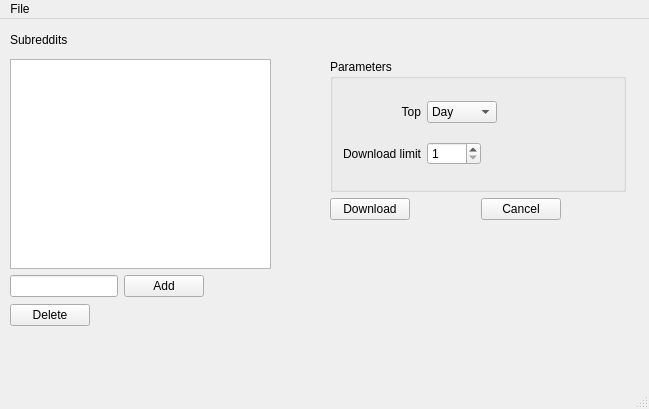
This is reddit_content_downloader.ui in RomainCscn/reddit-content-downloader as Qt 5 draws it before an edit. The edited form follows.
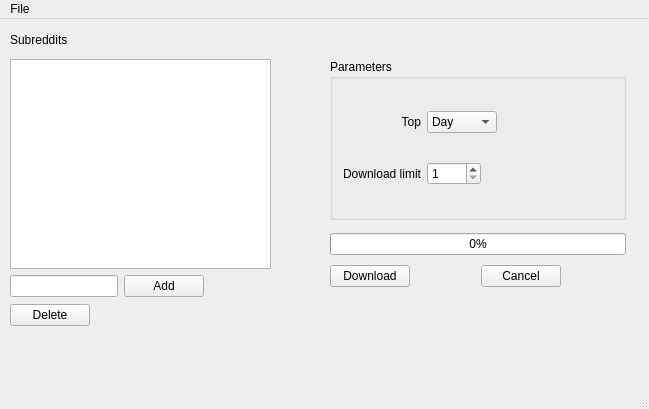
This is the edited form.

Commit message: Use thread for downloading content

```diff
--- a/reddit_content_downloader.ui
+++ b/reddit_content_downloader.ui
@@ -126,58 +126,6 @@
        </layout>
       </widget>
      </item>
-     <item>
-      <layout class="QHBoxLayout" name="horizontalLayout_8">
-       <item>
-        <layout class="QHBoxLayout" name="horizontalLayout_3">
-         <item>
-          <widget class="QPushButton" name="downloadButton">
-           <property name="text">
-            <string>Download</string>
-           </property>
-          </widget>
-         </item>
-         <item>
-          <spacer name="horizontalSpacer">
-           <property name="orientation">
-            <enum>Qt::Horizontal</enum>
-           </property>
-           <property name="sizeHint" stdset="0">
-            <size>
-             <width>40</width>
-             <height>20</height>
-            </size>
-           </property>
-          </spacer>
-         </item>
-        </layout>
-       </item>
-       <item>
-        <layout class="QHBoxLayout" name="horizontalLayout_4">
-         <item>
-          <widget class="QPushButton" name="cancelButton">
-           <property name="text">
-            <string>Cancel</string>
-           </property>
-          </widget>
-         </item>
-         <item>
-          <spacer name="horizontalSpacer_2">
-           <property name="orientation">
-            <enum>Qt::Horizontal</enum>
-           </property>
-           <property name="sizeHint" stdset="0">
-            <size>
-             <width>40</width>
-             <height>20</height>
-            </size>
-           </property>
-          </spacer>
-         </item>
-        </layout>
-       </item>
-      </layout>
-     </item>
     </layout>
    </widget>
    <widget class="QWidget" name="layoutWidget">
@@ -297,6 +245,77 @@
      </item>
     </layout>
    </widget>
+   <widget class="QWidget" name="">
+    <property name="geometry">
+     <rect>
+      <x>330</x>
+      <y>210</y>
+      <width>296</width>
+      <height>62</height>
+     </rect>
+    </property>
+    <layout class="QVBoxLayout" name="verticalLayout_3">
+     <item>
+      <widget class="QProgressBar" name="progressBar">
+       <property name="value">
+        <number>0</number>
+       </property>
+      </widget>
+     </item>
+     <item>
+      <layout class="QHBoxLayout" name="horizontalLayout_8">
+       <item>
+        <layout class="QHBoxLayout" name="horizontalLayout_3">
+         <item>
+          <widget class="QPushButton" name="downloadButton">
+           <property name="text">
+            <string>Download</string>
+           </property>
+          </widget>
+         </item>
+         <item>
+          <spacer name="horizontalSpacer">
+           <property name="orientation">
+            <enum>Qt::Horizontal</enum>
+           </property>
+           <property name="sizeHint" stdset="0">
+            <size>
+             <width>40</width>
+             <height>20</height>
+            </size>
+           </property>
+          </spacer>
+         </item>
+        </layout>
+       </item>
+       <item>
+        <layout class="QHBoxLayout" name="horizontalLayout_4">
+         <item>
+          <widget class="QPushButton" name="cancelButton">
+           <property name="text">
+            <string>Cancel</string>
+           </property>
+          </widget>
+         </item>
+         <item>
+          <spacer name="horizontalSpacer_2">
+           <property name="orientation">
+            <enum>Qt::Horizontal</enum>
+           </property>
+           <property name="sizeHint" stdset="0">
+            <size>
+             <width>40</width>
+             <height>20</height>
+            </size>
+           </property>
+          </spacer>
+         </item>
+        </layout>
+       </item>
+      </layout>
+     </item>
+    </layout>
+   </widget>
   </widget>
   <widget class="QMenuBar" name="menubar">
    <property name="geometry">
```
The commit also changes 4 other files.
